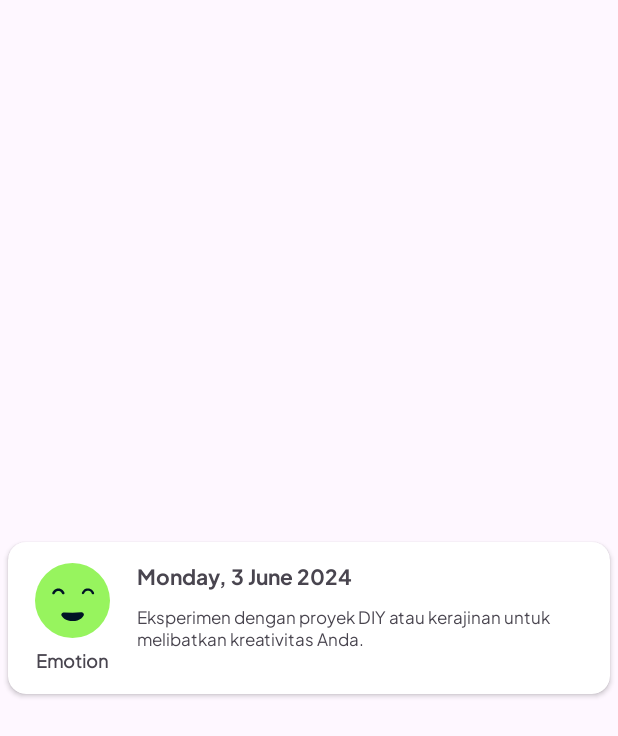
After one commit to Easemind-App/easemind-mobile, an Android app: the layout item_journal.xml on its own in the app's theme, with its tools: preview values and no code run, on a phone screen of 412 x 824 dp. The commit adds this screen. Shown: the top 736 px of the screen. Run offline under Robolectric (Android 15) with nearby library versions, the phone set to English and light mode, and no system bars.

Commit message:
fix: add journal item

```diff
--- a/app/src/main/java/com/example/easemind/ui/journal/DetailJournalActivity.kt
+++ b/app/src/main/java/com/example/easemind/ui/journal/DetailJournalActivity.kt
@@ -5,12 +5,27 @@ import androidx.activity.enableEdgeToEdge
 import androidx.appcompat.app.AppCompatActivity
 import androidx.core.view.ViewCompat
 import androidx.core.view.WindowInsetsCompat
+import com.bumptech.glide.Glide
 import com.example.easemind.R
+import com.example.easemind.databinding.ActivityDetailJournalBinding
 
 class DetailJournalActivity : AppCompatActivity() {
+    private lateinit var binding: ActivityDetailJournalBinding
     override fun onCreate(savedInstanceState: Bundle?) {
         super.onCreate(savedInstanceState)
-        setContentView(R.layout.activity_detail_journal)
+        binding = ActivityDetailJournalBinding.inflate(layoutInflater)
+        setContentView(binding.root)
 
+        Glide.with(this).load(intent.getStringExtra(EXTRA_EMOTION)).into(binding.resultEmoji)
+        binding.result.text = intent.getStringExtra(EXTRA_CATEGORY)
+        binding.dateOfJournal.text = intent.getStringExtra(EXTRA_DATE)
+        binding.thoughtValue.text = intent.getStringExtra(EXTRA_THOUGHTS)
+    }
+
+    companion object {
+        const val EXTRA_EMOTION = "extra_emotion"
+        const val EXTRA_CATEGORY = "extra_category"
+        const val EXTRA_DATE = "extra_date"
+        const val EXTRA_THOUGHTS = "extra_thoughts"
     }
 }
--- /dev/null
+++ b/app/src/main/res/drawable/draw_not_good.xml
@@ -0,0 +1,18 @@
+<vector xmlns:android="http://schemas.android.com/apk/res/android"
+    android:width="30dp"
+    android:height="30dp"
+    android:viewportWidth="30"
+    android:viewportHeight="30">
+  <path
+      android:pathData="M15,15m-15,0a15,15 0,1 1,30 0a15,15 0,1 1,-30 0"
+      android:fillColor="#F4B75E"/>
+  <path
+      android:pathData="M6.842,12.522a2.5,2.348 0,1 0,5 0a2.5,2.348 0,1 0,-5 0z"
+      android:fillColor="#001325"/>
+  <path
+      android:pathData="M18.684,12.522a2.5,2.348 0,1 0,5 0a2.5,2.348 0,1 0,-5 0z"
+      android:fillColor="#001325"/>
+  <path
+      android:pathData="M19.004,22.696C19.408,22.696 19.746,22.361 19.628,21.973C19.436,21.344 18.996,20.761 18.349,20.298C17.461,19.662 16.256,19.304 15,19.304C13.743,19.304 12.539,19.662 11.65,20.298C11.004,20.761 10.563,21.344 10.372,21.973C10.254,22.361 10.591,22.696 10.996,22.696C11.401,22.696 11.719,22.355 11.883,21.985C12.041,21.632 12.314,21.307 12.687,21.04C13.3,20.601 14.132,20.354 15,20.354C15.867,20.354 16.699,20.601 17.313,21.04C17.685,21.307 17.959,21.632 18.116,21.985C18.281,22.355 18.599,22.696 19.004,22.696Z"
+      android:fillColor="#001325"/>
+</vector>
--- /dev/null
+++ b/app/src/main/res/drawable/draw_overjoyed.xml
@@ -0,0 +1,18 @@
+<vector xmlns:android="http://schemas.android.com/apk/res/android"
+    android:width="30dp"
+    android:height="30dp"
+    android:viewportWidth="30"
+    android:viewportHeight="30">
+  <path
+      android:pathData="M15,15m-15,0a15,15 0,1 1,30 0a15,15 0,1 1,-30 0"
+      android:fillColor="#97F45E"/>
+  <path
+      android:pathData="M19.165,12.514C18.9,12.513 18.68,12.295 18.738,12.036C18.771,11.892 18.817,11.751 18.878,11.615C19.005,11.33 19.19,11.072 19.423,10.855C19.656,10.638 19.932,10.466 20.236,10.349C20.54,10.232 20.865,10.173 21.193,10.174C21.521,10.175 21.846,10.237 22.149,10.356C22.452,10.475 22.727,10.649 22.958,10.868C23.19,11.087 23.373,11.347 23.497,11.632C23.557,11.769 23.603,11.91 23.634,12.054C23.69,12.313 23.469,12.53 23.203,12.529C22.938,12.528 22.731,12.306 22.64,12.056C22.63,12.029 22.619,12.001 22.607,11.974C22.531,11.799 22.418,11.639 22.276,11.505C22.133,11.37 21.964,11.263 21.778,11.19C21.592,11.116 21.392,11.078 21.19,11.078C20.988,11.077 20.788,11.113 20.601,11.185C20.414,11.257 20.244,11.363 20.101,11.497C19.958,11.63 19.844,11.789 19.766,11.964C19.754,11.991 19.743,12.018 19.732,12.045C19.64,12.294 19.431,12.515 19.165,12.514Z"
+      android:fillColor="#001325"/>
+  <path
+      android:pathData="M7.381,12.524C7.088,12.523 6.846,12.281 6.916,11.997C6.948,11.87 6.991,11.745 7.045,11.624C7.172,11.34 7.357,11.081 7.59,10.864C7.823,10.647 8.099,10.475 8.403,10.358C8.706,10.241 9.032,10.182 9.36,10.183C9.688,10.184 10.013,10.246 10.316,10.365C10.619,10.484 10.894,10.658 11.125,10.877C11.356,11.096 11.54,11.356 11.664,11.641C11.717,11.762 11.759,11.888 11.79,12.015C11.858,12.3 11.614,12.539 11.321,12.538C11.029,12.537 10.801,12.286 10.684,12.018C10.612,11.854 10.507,11.704 10.373,11.578C10.24,11.452 10.082,11.351 9.907,11.283C9.733,11.214 9.545,11.179 9.356,11.178C9.167,11.177 8.98,11.211 8.804,11.279C8.629,11.346 8.47,11.445 8.336,11.57C8.202,11.696 8.095,11.844 8.022,12.008C7.903,12.275 7.673,12.525 7.381,12.524Z"
+      android:fillColor="#001325"/>
+  <path
+      android:pathData="M11.674,19.836C10.908,19.83 10.266,20.485 10.651,21.148C10.894,21.567 11.252,21.947 11.704,22.266C12.155,22.586 12.691,22.837 13.28,23.006C13.868,23.174 14.497,23.257 15.13,23.249C15.763,23.24 16.386,23.142 16.964,22.958C17.541,22.774 18.061,22.509 18.492,22.178C18.923,21.848 19.257,21.459 19.474,21.034C19.823,20.349 19.146,19.723 18.379,19.748L15.023,19.858L11.674,19.836Z"
+      android:fillColor="#001325"/>
+</vector>
--- /dev/null
+++ b/app/src/main/res/layout/item_journal.xml
@@ -0,0 +1,83 @@
+<?xml version="1.0" encoding="utf-8"?>
+<androidx.cardview.widget.CardView xmlns:android="http://schemas.android.com/apk/res/android"
+    xmlns:tools="http://schemas.android.com/tools"
+    xmlns:app="http://schemas.android.com/apk/res-auto"
+    android:id="@+id/card_view"
+    android:layout_height="wrap_content"
+    android:layout_width="match_parent"
+    android:layout_gravity="center"
+    android:layout_marginVertical="8dp"
+    android:layout_marginHorizontal="5dp"
+    app:cardCornerRadius="12dp">
+
+    <androidx.constraintlayout.widget.ConstraintLayout
+        android:layout_width="match_parent"
+        android:layout_height="wrap_content"
+        android:padding="4dp" >
+
+        <LinearLayout
+            android:id="@+id/linear_layout"
+            android:layout_width="wrap_content"
+            android:layout_height="match_parent"
+            android:orientation="vertical"
+            android:gravity="center"
+            android:layout_margin="4dp"
+            app:layout_constraintStart_toStartOf="parent">
+
+            <ImageView
+                android:id="@+id/iv_item_emoji"
+                android:layout_width="50dp"
+                android:layout_height="50dp"
+                android:src="@drawable/draw_overjoyed"
+                android:transitionName="photo"
+                android:layout_marginTop="10dp"
+                android:layout_marginHorizontal="10dp"
+                app:layout_constraintStart_toStartOf="parent"
+                app:layout_constraintTop_toTopOf="parent"
+                tools:ignore="ContentDescription" />
+
+            <TextView
+                android:id="@+id/tv_item_category"
+                android:layout_width="wrap_content"
+                android:layout_height="wrap_content"
+                android:layout_marginBottom="10dp"
+                android:layout_marginTop="5dp"
+                android:layout_toEndOf="@id/iv_item_emoji"
+                android:text="@string/emotion"
+                android:textSize="12sp"
+                android:fontFamily="@font/plusjakartasans"
+                android:textStyle="bold"
+                app:layout_constraintStart_toStartOf="parent"
+                app:layout_constraintTop_toBottomOf="@id/iv_item_emoji"/>
+        </LinearLayout>
+
+        <TextView
+            android:id="@+id/tv_item_date"
+            android:layout_width="0dp"
+            android:layout_height="wrap_content"
+            android:layout_marginHorizontal="8dp"
+            android:layout_marginTop="8dp"
+            android:text="@string/monday_3_june_2024"
+            android:textStyle="bold"
+            android:fontFamily="@font/plusjakartasans_bold"
+            app:layout_constraintStart_toEndOf="@+id/linear_layout"
+            app:layout_constraintTop_toTopOf="parent"/>
+
+        <TextView
+            android:id="@+id/tv_item_thoughts"
+            android:layout_width="0dp"
+            android:layout_height="wrap_content"
+            android:layout_marginStart="8dp"
+            android:layout_marginEnd="4dp"
+            android:layout_marginVertical="8dp"
+            android:layout_toEndOf="@id/linear_layout"
+            android:text="@string/quotes_value"
+            android:textSize="11sp"
+            android:fontFamily="@font/plusjakartasans"
+            app:layout_constraintStart_toEndOf="@+id/linear_layout"
+            app:layout_constraintTop_toBottomOf="@+id/tv_item_date"
+            app:layout_constraintEnd_toEndOf="parent"/>
+
+    </androidx.constraintlayout.widget.ConstraintLayout>
+
+</androidx.cardview.widget.CardView>
--- a/app/src/main/res/values/strings.xml
+++ b/app/src/main/res/values/strings.xml
@@ -43,5 +43,6 @@
     <string name="thoughts_value">Aww aku dimarahin mama</string>
     <string name="quotes_value">Eksperimen dengan proyek DIY atau kerajinan untuk melibatkan kreativitas Anda.</string>
     <string name="quotes">Quotes</string>
+    <string name="emotion">Emotion</string>
 
 </resources>
```
